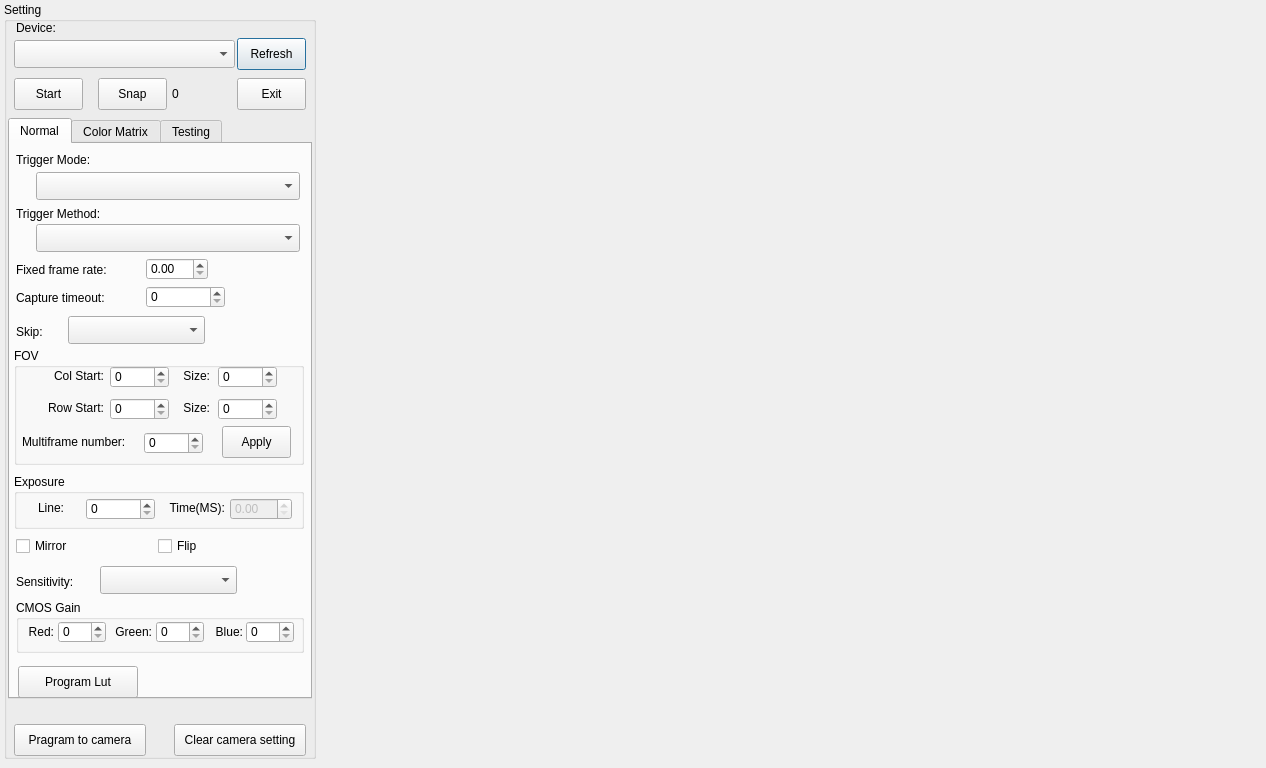
Before: the Qt Designer form KSJDemoQT_QImage/KSJShow/KSJSCZDemoMainWindow.ui in James20L/KSJApiNew, drawn with Qt 5.
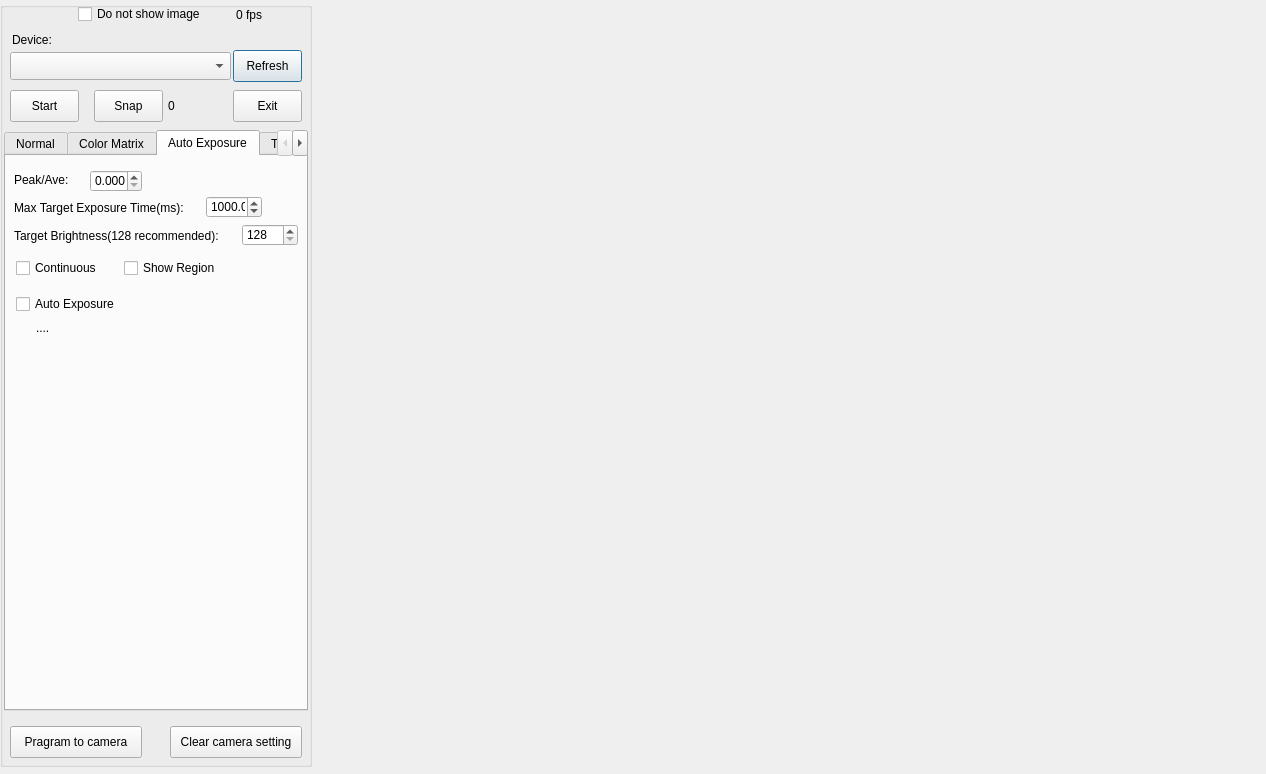
After: the same form once the commit is applied. The open tabs and pages were chosen to show the change.

Commit message: add auto exposure interface funtions for android

Patch:
```diff
--- a/KSJDemoQT_QImage/KSJShow/KSJSCZDemoMainWindow.ui
+++ b/KSJDemoQT_QImage/KSJShow/KSJSCZDemoMainWindow.ui
@@ -7,7 +7,7 @@
     <x>0</x>
     <y>0</y>
     <width>1266</width>
-    <height>768</height>
+    <height>774</height>
    </rect>
   </property>
   <property name="windowTitle">
@@ -16,20 +16,20 @@
   <widget class="QGroupBox" name="SettingGroupBox">
    <property name="geometry">
     <rect>
-     <x>4</x>
+     <x>0</x>
      <y>2</y>
      <width>312</width>
-     <height>757</height>
+     <height>765</height>
     </rect>
    </property>
    <property name="title">
-    <string>Setting</string>
+    <string/>
    </property>
    <widget class="QComboBox" name="DevicesComboBox">
     <property name="geometry">
      <rect>
       <x>10</x>
-      <y>38</y>
+      <y>50</y>
       <width>221</width>
       <height>28</height>
      </rect>
@@ -39,7 +39,7 @@
     <property name="geometry">
      <rect>
       <x>233</x>
-      <y>36</y>
+      <y>48</y>
       <width>69</width>
       <height>32</height>
      </rect>
@@ -52,7 +52,7 @@
     <property name="geometry">
      <rect>
       <x>12</x>
-      <y>18</y>
+      <y>30</y>
       <width>120</width>
       <height>16</height>
      </rect>
@@ -65,7 +65,7 @@
     <property name="geometry">
      <rect>
       <x>10</x>
-      <y>76</y>
+      <y>88</y>
       <width>69</width>
       <height>32</height>
      </rect>
@@ -78,7 +78,7 @@
     <property name="geometry">
      <rect>
       <x>94</x>
-      <y>76</y>
+      <y>88</y>
       <width>69</width>
       <height>32</height>
      </rect>
@@ -91,7 +91,7 @@
     <property name="geometry">
      <rect>
       <x>233</x>
-      <y>76</y>
+      <y>88</y>
       <width>69</width>
       <height>32</height>
      </rect>
@@ -104,7 +104,7 @@
     <property name="geometry">
      <rect>
       <x>10</x>
-      <y>722</y>
+      <y>724</y>
       <width>132</width>
       <height>32</height>
      </rect>
@@ -117,7 +117,7 @@
     <property name="geometry">
      <rect>
       <x>170</x>
-      <y>722</y>
+      <y>724</y>
       <width>132</width>
       <height>32</height>
      </rect>
@@ -130,7 +130,7 @@
     <property name="geometry">
      <rect>
       <x>168</x>
-      <y>84</y>
+      <y>96</y>
       <width>29</width>
       <height>16</height>
      </rect>
@@ -143,7 +143,7 @@
     <property name="geometry">
      <rect>
       <x>4</x>
-      <y>116</y>
+      <y>128</y>
       <width>304</width>
       <height>581</height>
      </rect>
@@ -1237,6 +1237,177 @@
       </widget>
      </widget>
     </widget>
+    <widget class="QWidget" name="tab">
+     <attribute name="title">
+      <string>Auto Exposure</string>
+     </attribute>
+     <widget class="QDoubleSpinBox" name="PeakAveSpinBox">
+      <property name="geometry">
+       <rect>
+        <x>84</x>
+        <y>14</y>
+        <width>52</width>
+        <height>22</height>
+       </rect>
+      </property>
+      <property name="decimals">
+       <number>3</number>
+      </property>
+      <property name="maximum">
+       <double>5.000000000000000</double>
+      </property>
+     </widget>
+     <widget class="QLabel" name="label_29">
+      <property name="geometry">
+       <rect>
+        <x>8</x>
+        <y>16</y>
+        <width>69</width>
+        <height>16</height>
+       </rect>
+      </property>
+      <property name="layoutDirection">
+       <enum>Qt::LeftToRight</enum>
+      </property>
+      <property name="text">
+       <string>Peak/Ave:</string>
+      </property>
+      <property name="alignment">
+       <set>Qt::AlignLeading|Qt::AlignLeft|Qt::AlignVCenter</set>
+      </property>
+     </widget>
+     <widget class="QLabel" name="label_30">
+      <property name="geometry">
+       <rect>
+        <x>8</x>
+        <y>44</y>
+        <width>185</width>
+        <height>16</height>
+       </rect>
+      </property>
+      <property name="layoutDirection">
+       <enum>Qt::LeftToRight</enum>
+      </property>
+      <property name="text">
+       <string>Max Target Exposure Time(ms):</string>
+      </property>
+      <property name="alignment">
+       <set>Qt::AlignLeading|Qt::AlignLeft|Qt::AlignVCenter</set>
+      </property>
+     </widget>
+     <widget class="QDoubleSpinBox" name="MaxAEDoubleSpinBox">
+      <property name="geometry">
+       <rect>
+        <x>200</x>
+        <y>40</y>
+        <width>56</width>
+        <height>22</height>
+       </rect>
+      </property>
+      <property name="minimum">
+       <double>1.000000000000000</double>
+      </property>
+      <property name="maximum">
+       <double>10000.000000000000000</double>
+      </property>
+      <property name="value">
+       <double>1000.000000000000000</double>
+      </property>
+     </widget>
+     <widget class="QSpinBox" name="TargetBrightnessSpinBox">
+      <property name="geometry">
+       <rect>
+        <x>236</x>
+        <y>68</y>
+        <width>56</width>
+        <height>22</height>
+       </rect>
+      </property>
+      <property name="minimum">
+       <number>128</number>
+      </property>
+      <property name="maximum">
+       <number>255</number>
+      </property>
+     </widget>
+     <widget class="QLabel" name="label_31">
+      <property name="geometry">
+       <rect>
+        <x>8</x>
+        <y>72</y>
+        <width>221</width>
+        <height>16</height>
+       </rect>
+      </property>
+      <property name="layoutDirection">
+       <enum>Qt::LeftToRight</enum>
+      </property>
+      <property name="text">
+       <string>Target Brightness(128 recommended):</string>
+      </property>
+      <property name="alignment">
+       <set>Qt::AlignLeading|Qt::AlignLeft|Qt::AlignVCenter</set>
+      </property>
+     </widget>
+     <widget class="QCheckBox" name="ContinuousAECheckBox">
+      <property name="geometry">
+       <rect>
+        <x>10</x>
+        <y>102</y>
+        <width>97</width>
+        <height>20</height>
+       </rect>
+      </property>
+      <property name="text">
+       <string>Continuous</string>
+      </property>
+     </widget>
+     <widget class="QCheckBox" name="ShowAERegionCheckBox">
+      <property name="geometry">
+       <rect>
+        <x>118</x>
+        <y>102</y>
+        <width>97</width>
+        <height>20</height>
+       </rect>
+      </property>
+      <property name="text">
+       <string>Show Region</string>
+      </property>
+     </widget>
+     <widget class="QCheckBox" name="AutoExposureCheckBox">
+      <property name="geometry">
+       <rect>
+        <x>10</x>
+        <y>138</y>
+        <width>109</width>
+        <height>20</height>
+       </rect>
+      </property>
+      <property name="text">
+       <string>Auto Exposure</string>
+      </property>
+     </widget>
+     <widget class="QLabel" name="AutoExposureStatusLabel">
+      <property name="geometry">
+       <rect>
+        <x>30</x>
+        <y>164</y>
+        <width>221</width>
+        <height>16</height>
+       </rect>
+      </property>
+      <property name="layoutDirection">
+       <enum>Qt::LeftToRight</enum>
+      </property>
+      <property name="text">
+       <string>....</string>
+      </property>
+      <property name="alignment">
+       <set>Qt::AlignLeading|Qt::AlignLeft|Qt::AlignVCenter</set>
+      </property>
+     </widget>
+    </widget>
     <widget class="QWidget" name="TestingTab">
      <attribute name="title">
       <string>Testing</string>
@@ -1295,6 +1466,44 @@
      </widget>
     </widget>
    </widget>
+   <widget class="QLabel" name="FPSLabel">
+    <property name="geometry">
+     <rect>
+      <x>236</x>
+      <y>5</y>
+      <width>61</width>
+      <height>16</height>
+     </rect>
+    </property>
+    <property name="text">
+     <string>0 fps</string>
+    </property>
+   </widget>
+   <widget class="QCheckBox" name="OnlyCaptureCheckBox">
+    <property name="geometry">
+     <rect>
+      <x>78</x>
+      <y>2</y>
+      <width>145</width>
+      <height>20</height>
+     </rect>
+    </property>
+    <property name="text">
+     <string>Do not show image</string>
+    </property>
+   </widget>
+   <zorder>SettingTabWidget</zorder>
+   <zorder>DevicesComboBox</zorder>
+   <zorder>RefreshPushButton</zorder>
+   <zorder>label_3</zorder>
+   <zorder>PreViewPushButton</zorder>
+   <zorder>SnapImagePushButton</zorder>
+   <zorder>ExitAppPushButton</zorder>
+   <zorder>PragramSettingsPushButton</zorder>
+   <zorder>ClearSettingsPushButton</zorder>
+   <zorder>SnapCountLabel</zorder>
+   <zorder>FPSLabel</zorder>
+   <zorder>OnlyCaptureCheckBox</zorder>
   </widget>
  </widget>
  <resources/>
```
Left out of the diff: 2 changed lines with no effect on the pictures. The commit also changes 525 other files.
